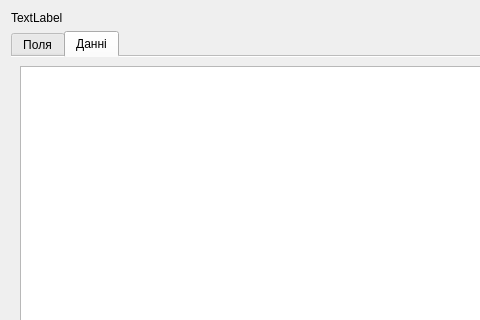
Old version of the form DatabseDialog/tableform.ui in the repository rust3128/Istari; both pictures show x 0 to 480 and y 0 to 320 of the 639 by 450 pixel window.
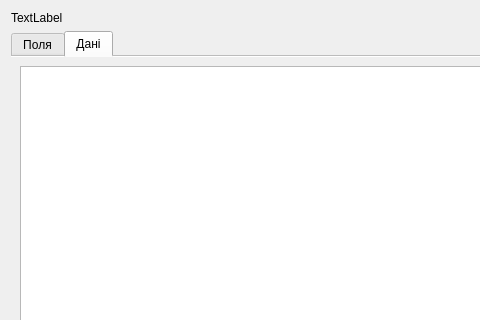
New version of the form. The open tabs and pages were chosen to show the change.

Patch:
```diff
--- a/DatabseDialog/tableform.ui
+++ b/DatabseDialog/tableform.ui
@@ -57,7 +57,7 @@
      </widget>
      <widget class="QWidget" name="tabData">
       <attribute name="title">
-       <string>Данні</string>
+       <string>Дані</string>
       </attribute>
       <layout class="QGridLayout" name="gridLayout_3">
        <item row="0" column="0">
```
Left out of the diff: 2 changed lines with no effect on the pictures.
